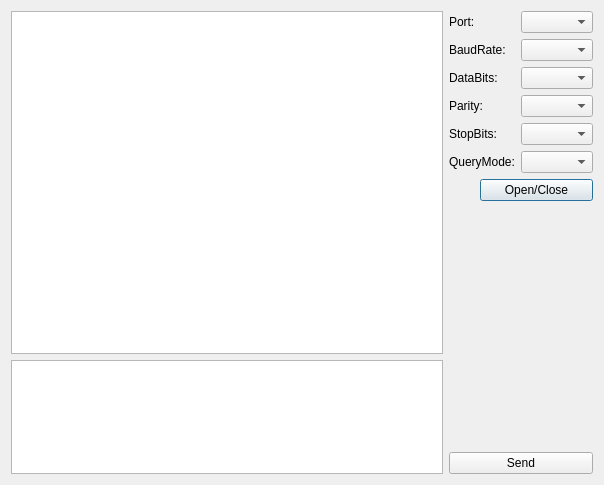
This is examples/uartassistant/dialog.ui in dougg3/doug-qextserialport-linuxnotifications as Qt 5 draws it before an edit. The edited form follows.
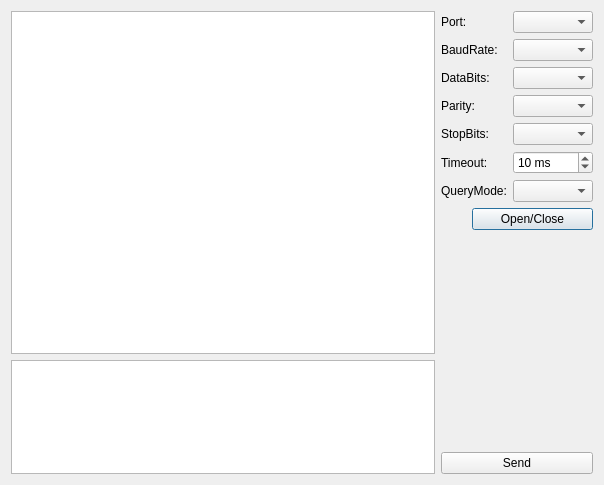
This is the edited form. Custom widgets are drawn as their Qt base class.

```diff
--- a/examples/uartassistant/dialog.ui
+++ b/examples/uartassistant/dialog.ui
@@ -82,16 +82,42 @@
        <item row="4" column="1">
         <widget class="QComboBox" name="stopBitsBox"/>
        </item>
-       <item row="5" column="0">
+       <item row="6" column="0">
         <widget class="QLabel" name="label_6">
          <property name="text">
           <string>QueryMode:</string>
          </property>
         </widget>
        </item>
-       <item row="5" column="1">
+       <item row="6" column="1">
         <widget class="QComboBox" name="queryModeBox"/>
        </item>
+       <item row="5" column="0">
+        <widget class="QLabel" name="label_7">
+         <property name="text">
+          <string>Timeout:</string>
+         </property>
+        </widget>
+       </item>
+       <item row="5" column="1">
+        <widget class="QSpinBox" name="timeoutBox">
+         <property name="suffix">
+          <string> ms</string>
+         </property>
+         <property name="minimum">
+          <number>-1</number>
+         </property>
+         <property name="maximum">
+          <number>10000</number>
+         </property>
+         <property name="singleStep">
+          <number>10</number>
+         </property>
+         <property name="value">
+          <number>10</number>
+         </property>
+        </widget>
+       </item>
       </layout>
      </item>
      <item>
```
